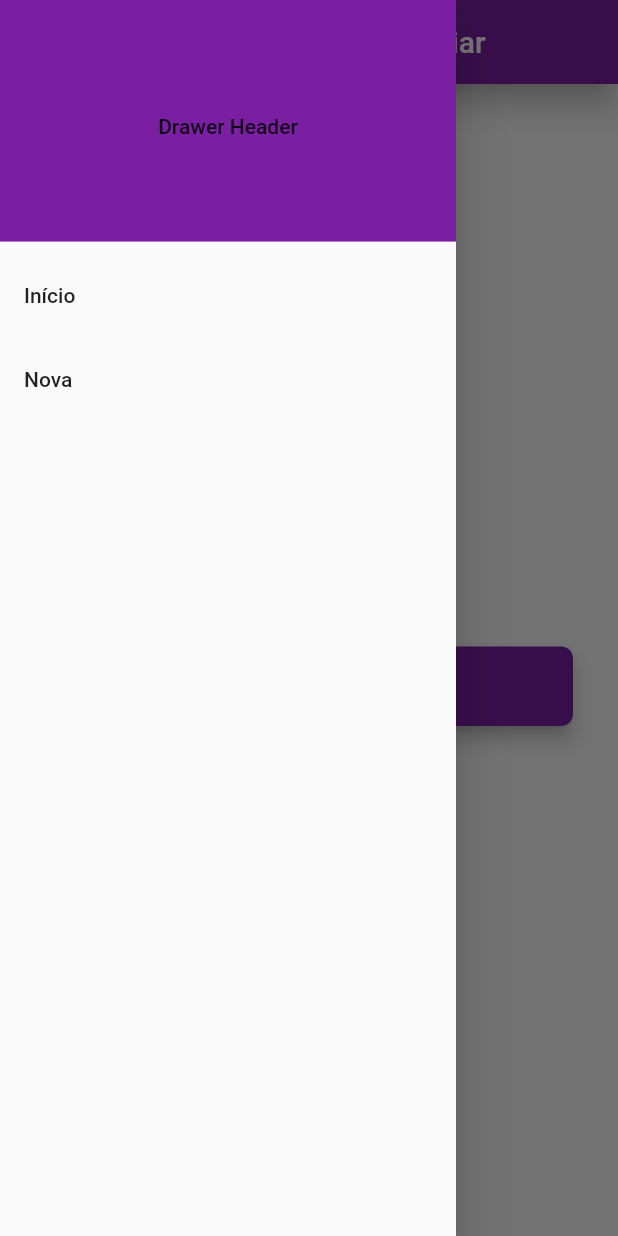
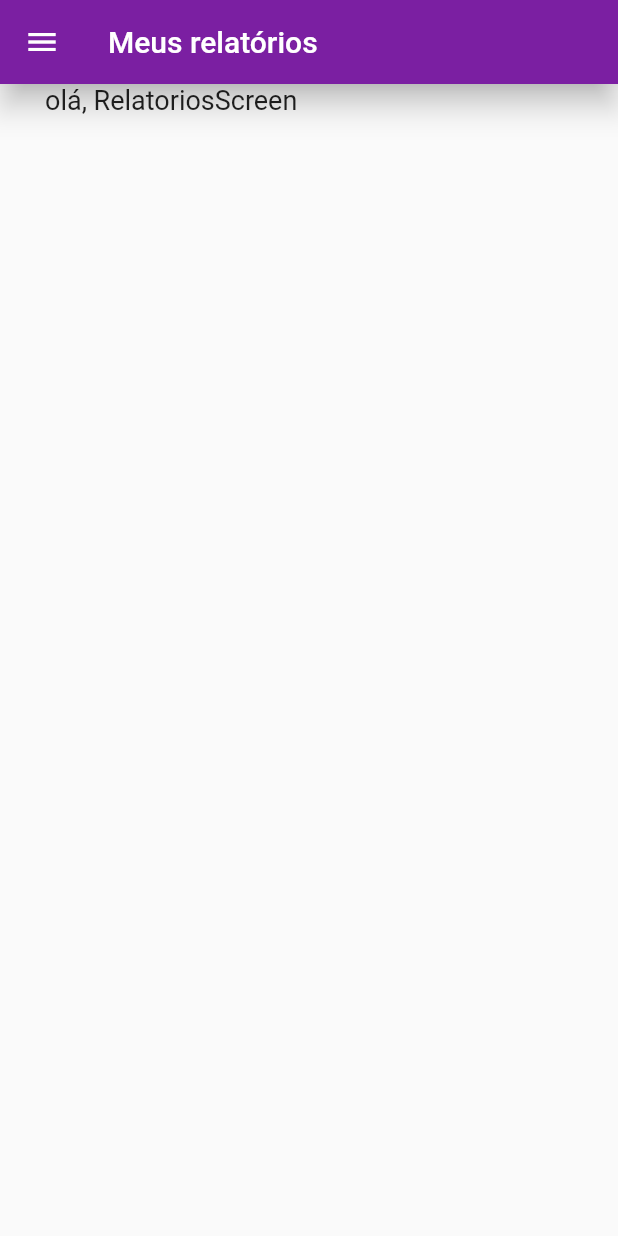
Before and after one commit to dbirkheuer/controle_financeiro, a Flutter app: the HomeScreen screen opened directly, in the side drawer, after a tap on "Início", on a phone screen of 412 x 824 dp. Run offline on Flutter 3.47's test engine with Material 2 defaults, Android fonts, the phone set to English and light mode, and no system bars; our stand-ins replace carousel_slider; Roboto replaces fonts that are missing (Montserrat).

Commit message:
Criação de novas telas

```diff
--- a/lib/screens/cadastro_usuario_screen.dart
+++ b/lib/screens/cadastro_usuario_screen.dart
@@ -31,7 +31,7 @@ class _CadastroUsuarioScreenState extends State<CadastroUsuarioScreen> {
     );
 
     MyButtonContainerWidget containerButtonCadastrar = MyButtonContainerWidget(
-        titulo: "Cadastrar",
+        titulo: "Continuar",
         onPressed: () {
           auth
               .cadastrarNovoUsuario(containerNome.getText(),
--- a/lib/screens/home_screen.dart
+++ b/lib/screens/home_screen.dart
@@ -1,5 +1,9 @@
-import 'package:controle_financeiro/screens/cadastro_de_financa_screen.dart';
+import 'package:controle_financeiro/screens/cadastro_novo_controle_screen.dart';
+import 'package:controle_financeiro/screens/controle_da_financa_screen.dart';
+import 'package:controle_financeiro/screens/relatorios_screen.dart';
 import 'package:controle_financeiro/utils/colors.dart';
+import 'package:controle_financeiro/widgets/container_text_widget.dart';
+import 'package:controle_financeiro/widgets/drawer_listtile_widget.dart';
 import 'package:flutter/material.dart';
 
 class HomeScreen extends StatefulWidget {
@@ -8,9 +12,8 @@ class HomeScreen extends StatefulWidget {
 }
 
 class _HomeScreenState extends State<HomeScreen> {
-
-  TextStyle style = TextStyle(
-      fontFamily: 'Montserrat', fontSize: 20.0, color: MyColor.lilas);
+  StatefulWidget homeScreen;
+  String appBarTitle = "Controle Financeiro Familiar";
 
   @override
   Widget build(BuildContext context) {
@@ -18,7 +21,7 @@ class _HomeScreenState extends State<HomeScreen> {
       appBar: AppBar(
         elevation: 8,
         backgroundColor: MyColor.lilas,
-        title: Text("Controle Financeiro Familiar"),
+        title: Text(appBarTitle),
       ),
       drawer: Drawer(
         child: ListView(
@@ -27,62 +30,80 @@ class _HomeScreenState extends State<HomeScreen> {
           children: <Widget>[
             DrawerHeader(
               child: Column(
-                  mainAxisAlignment: MainAxisAlignment.spaceAround,
+                  mainAxisAlignment: MainAxisAlignment.center,
                   children: <Widget>[
-                    Text('Drawer Header'),
+                    SizedBox(height: 30),
+                    MyTextContainerWidget(
+                        texto: "Olá, amigo!",
+                        corFonte: MyColor.branco_texto,
+                        textAlign: TextAlign.center,
+                        tamanhoFonte: 22),
+                    MyTextContainerWidget(
+                        texto: "Nome do usuário",
+                        corFonte: MyColor.branco_texto,
+                        textAlign: TextAlign.center,
+                        tamanhoFonte: 14)
                   ]),
               decoration: BoxDecoration(
                 color: MyColor.lilas,
               ),
             ),
-            ListTile(
-              title: Text('Início'),
-              onTap: () {
-                // Update the state of the app.
-                // ...
+            MyListTileWidget(
+              titulo: "Início",
+              subTitulo: "Veja seus relatórios",
+              icons: Icons.home,
+              aoClicar: () {
+                setState(() {
+                  homeScreen = RelatoriosScreen();
+                  appBarTitle = "Meus relatórios";
+                  Navigator.of(context).pop();
+                });
               },
             ),
-            ListTile(
-              title: Text('Nova'),
-              onTap: () {
-                // Update the state of the app.
-                // ...
+            MyListTileWidget(
+              titulo: "Novo controle",
+              subTitulo: "Crie um novo controle",
+              icons: Icons.fiber_new,
+              aoClicar: () {
+                setState(() {
+                  homeScreen = CadastroNovoControleScreen();
+                  appBarTitle = "Criando meu novo controle";
+                  Navigator.of(context).pop();
+                });
+              },
+            ),
+            MyListTileWidget(
+              titulo: "Meus controles",
+              subTitulo: "Veja todos seu controles",
+              icons: Icons.list,
+              aoClicar: () {
+                setState(() {
+                  appBarTitle = "Meus controles";
+                  homeScreen = ControleFinanca();
+                  Navigator.of(context).pop();
+                });
+              },
+            ),
+            MyListTileWidget(
+              titulo: "Desconectar",
+              subTitulo: "Desconecte sua conta do App",
+              icons: Icons.cloud_off,
+              aoClicar: () {
+                setState(() {});
+              },
+            ),
+            MyListTileWidget(
+              titulo: "Sair",
+              subTitulo: "Sair do App",
+              icons: Icons.keyboard_return,
+              aoClicar: () {
+                setState(() {});
               },
             ),
           ],
         ),
       ),
-      body: Container(
-        child: Column(
-            mainAxisAlignment: MainAxisAlignment.center,
-            crossAxisAlignment: CrossAxisAlignment.center,
-            children: <Widget>[
-              Container(
-                child: Material(
-                  elevation: 5.0,
-                  borderRadius: BorderRadius.circular(8.0),
-                  color: MyColor.lilas,
-                  child: MaterialButton(
-                    minWidth: MediaQuery.of(context).size.width,
-                    padding: EdgeInsets.fromLTRB(20.0, 15.0, 20.0, 15.0),
-                    onPressed: () {
-                      Navigator.push(
-                          context,
-                          MaterialPageRoute(
-                              builder: (context) => CadastroFinanca()));
-                    },
-                    child: Text("Criar",
-                        textAlign: TextAlign.center,
-                        style: style.copyWith(
-                            color: Colors.white,
-                            fontWeight: FontWeight.bold)),
-                  ),
-                ),
-                margin:
-                const EdgeInsets.only(top: 35, left: 30.0, right: 30.0),
-              ),
-            ]),
-      ),
+      body: homeScreen,
     );
   }
 }
--- /dev/null
+++ b/lib/screens/relatorios_screen.dart
@@ -0,0 +1,15 @@
+import 'package:controle_financeiro/utils/colors.dart';
+import 'package:controle_financeiro/widgets/container_text_widget.dart';
+import 'package:flutter/material.dart';
+
+class RelatoriosScreen extends StatefulWidget {
+  @override
+  _RelatoriosScreenState createState() => _RelatoriosScreenState();
+}
+
+class _RelatoriosScreenState extends State<RelatoriosScreen> {
+  @override
+  Widget build(BuildContext context) {
+    return Container(child: MyTextContainerWidget(texto: "olá, RelatoriosScreen", corFonte: MyColor.texto_preto,),);
+  }
+}
--- a/lib/utils/colors.dart
+++ b/lib/utils/colors.dart
@@ -1,10 +1,13 @@
 
 
 import 'package:flutter/cupertino.dart';
+import 'package:flutter/material.dart';
 
 class MyColor {
 
   static const Color lilas = Color(0xff7b1fa2);
   static const Color branco_texto = Color(0xfffefdfd);
+  static const Color texto_cinza = Colors.black45;
+  static const Color texto_preto = Colors.black87;
 
 }
--- /dev/null
+++ b/lib/widgets/drawer_listtile_widget.dart
@@ -0,0 +1,35 @@
+import 'package:controle_financeiro/utils/colors.dart';
+import 'package:controle_financeiro/widgets/container_text_widget.dart';
+import 'package:flutter/material.dart';
+
+class MyListTileWidget extends ListTile {
+  String titulo;
+  String subTitulo;
+  IconData icons;
+  Function aoClicar;
+
+  MyListTileWidget(
+      {this.titulo, this.subTitulo = "", this.icons, this.aoClicar});
+
+  @override
+  Widget build(BuildContext context) {
+    return ListTile(
+      title: MyTextContainerWidget(
+        texto: this.titulo,
+        fontWeight: FontWeight.bold,
+        tamanhoFonte: 16,
+        corFonte: MyColor.lilas,
+      ),
+      subtitle: MyTextContainerWidget(
+        texto: this.subTitulo,
+        fontWeight: FontWeight.normal,
+        tamanhoFonte: 12,
+        corFonte: MyColor.texto_cinza,
+      ),
+      leading: Icon(this.icons, color: MyColor.lilas,),
+      onTap: () {
+        this.aoClicar.call();
+      },
+    );
+  }
+}
```
Also changed, not shown: lib/screens/cadastro_novo_controle_screen.dart (added, +44 -0 lines), lib/screens/listagem_controles_screen.dart (added, +13 -0 lines).
